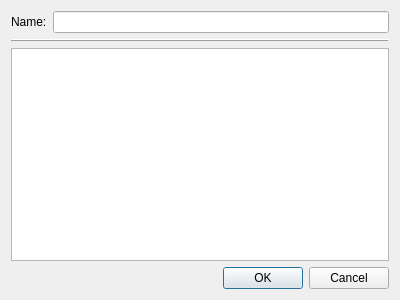
The window that trunk/ cs8-components/cs8ProgramComponent/lib/forms/formvariabledetaileditor.ui (vdg1/cs8-components) describes before a commit, drawn with Qt 5.
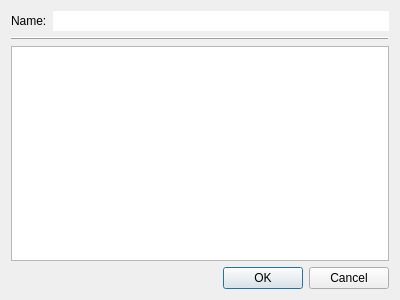
The same window after the commit.

```diff
--- a/trunk/ cs8-components/cs8ProgramComponent/lib/forms/formvariabledetaileditor.ui
+++ b/trunk/ cs8-components/cs8ProgramComponent/lib/forms/formvariabledetaileditor.ui
@@ -25,6 +25,9 @@
      </item>
      <item>
       <widget class="QLineEdit" name="lineEditName">
+       <property name="frame">
+        <bool>false</bool>
+       </property>
        <property name="readOnly">
         <bool>true</bool>
        </property>
```
